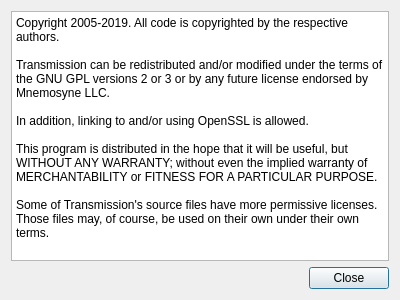
Qt form qt/LicenseDialog.ui (transmission/transmission) before a commit.
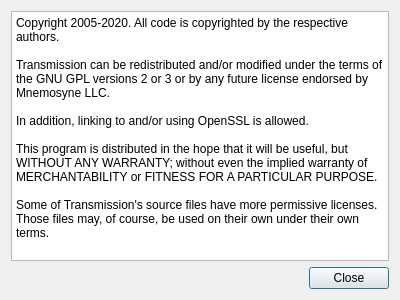
The same form after that commit.

Commit message: Bump copyright to 2020 (some more places)

What changed in the file:
```diff
--- a/qt/LicenseDialog.ui
+++ b/qt/LicenseDialog.ui
@@ -20,7 +20,7 @@
       <bool>true</bool>
      </property>
      <property name="plainText">
-      <string notr="true">Copyright 2005-2019. All code is copyrighted by the respective authors.
+      <string notr="true">Copyright 2005-2020. All code is copyrighted by the respective authors.
 
 Transmission can be redistributed and/or modified under the terms of the GNU GPL versions 2 or 3 or by any future license endorsed by Mnemosyne LLC.
 
```
The commit also changes 14 other files.
